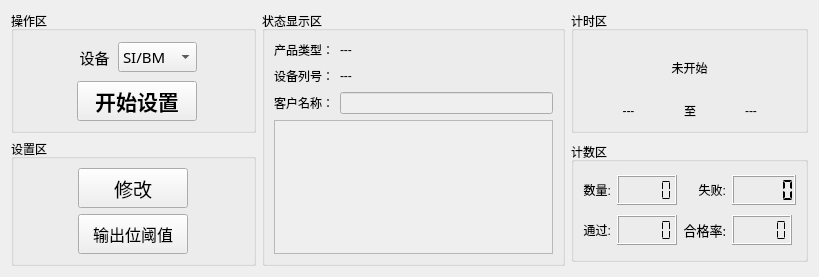
Before: the Qt Designer form MasterCtrlSet/home/home_workwid.ui in ChinaClever/PDU-Settings, drawn with Qt 5.
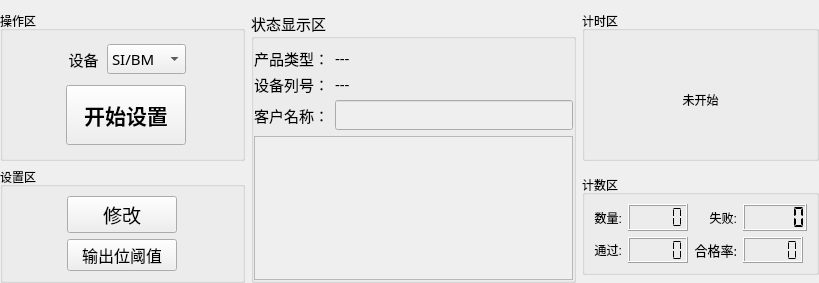
After: the same form once the commit is applied.

Commit message: 完成SI设置功能

```diff
--- a/MasterCtrlSet/home/home_workwid.ui
+++ b/MasterCtrlSet/home/home_workwid.ui
@@ -14,165 +14,36 @@
    <string>Form</string>
   </property>
   <layout class="QGridLayout" name="gridLayout">
-   <item row="0" column="0">
-    <widget class="QGroupBox" name="groupBox_5">
-     <property name="maximumSize">
-      <size>
-       <width>245</width>
-       <height>16777215</height>
-      </size>
-     </property>
-     <property name="title">
-      <string>操作区</string>
-     </property>
-     <layout class="QGridLayout" name="gridLayout_2">
-      <item row="0" column="0">
-       <spacer name="horizontalSpacer">
-        <property name="orientation">
-         <enum>Qt::Horizontal</enum>
-        </property>
-        <property name="sizeHint" stdset="0">
-         <size>
-          <width>50</width>
-          <height>20</height>
-         </size>
-        </property>
-       </spacer>
-      </item>
-      <item row="0" column="1">
-       <widget class="QLabel" name="label_9">
-        <property name="minimumSize">
-         <size>
-          <width>0</width>
-          <height>35</height>
-         </size>
-        </property>
-        <property name="maximumSize">
-         <size>
-          <width>35</width>
-          <height>35</height>
-         </size>
-        </property>
-        <property name="font">
-         <font>
-          <family>微软雅黑</family>
-          <pointsize>11</pointsize>
-         </font>
-        </property>
-        <property name="text">
-         <string>设备</string>
-        </property>
-        <property name="alignment">
-         <set>Qt::AlignCenter</set>
-        </property>
-       </widget>
-      </item>
-      <item row="0" column="2">
-       <widget class="QComboBox" name="typeComboBox">
-        <property name="minimumSize">
-         <size>
-          <width>0</width>
-          <height>30</height>
-         </size>
-        </property>
-        <property name="font">
-         <font>
-          <family>微软雅黑</family>
-          <pointsize>11</pointsize>
-         </font>
-        </property>
-        <item>
-         <property name="text">
-          <string>SI/BM</string>
-         </property>
-        </item>
-        <item>
-         <property name="text">
-          <string>IP-PDU</string>
-         </property>
-        </item>
-        <item>
-         <property name="text">
-          <string>MPDU</string>
-         </property>
-        </item>
-       </widget>
-      </item>
-      <item row="0" column="3">
-       <spacer name="horizontalSpacer_2">
-        <property name="orientation">
-         <enum>Qt::Horizontal</enum>
-        </property>
-        <property name="sizeHint" stdset="0">
-         <size>
-          <width>37</width>
-          <height>20</height>
-         </size>
-        </property>
-       </spacer>
-      </item>
-      <item row="1" column="0">
-       <spacer name="horizontalSpacer_4">
-        <property name="orientation">
-         <enum>Qt::Horizontal</enum>
-        </property>
-        <property name="sizeHint" stdset="0">
-         <size>
-          <width>54</width>
-          <height>20</height>
-         </size>
-        </property>
-       </spacer>
-      </item>
-      <item row="1" column="1" colspan="2">
-       <widget class="QPushButton" name="startBtn">
-        <property name="minimumSize">
-         <size>
-          <width>120</width>
-          <height>0</height>
-         </size>
-        </property>
-        <property name="maximumSize">
-         <size>
-          <width>200</width>
-          <height>80</height>
-         </size>
-        </property>
-        <property name="font">
-         <font>
-          <family>微软雅黑</family>
-          <pointsize>16</pointsize>
-          <weight>75</weight>
-          <bold>true</bold>
-         </font>
-        </property>
-        <property name="text">
-         <string>开始设置</string>
-        </property>
-       </widget>
-      </item>
-      <item row="1" column="3">
-       <spacer name="horizontalSpacer_3">
-        <property name="orientation">
-         <enum>Qt::Horizontal</enum>
-        </property>
-        <property name="sizeHint" stdset="0">
-         <size>
-          <width>40</width>
-          <height>20</height>
-         </size>
-        </property>
-       </spacer>
-      </item>
-     </layout>
-    </widget>
-   </item>
-   <item row="0" column="1" rowspan="2">
+   <property name="leftMargin">
+    <number>0</number>
+   </property>
+   <property name="rightMargin">
+    <number>0</number>
+   </property>
+   <property name="bottomMargin">
+    <number>0</number>
+   </property>
+   <item row="0" column="1" rowspan="3">
     <widget class="QGroupBox" name="groupBox_6">
+     <property name="font">
+      <font>
+       <family>微软雅黑</family>
+       <pointsize>11</pointsize>
+      </font>
+     </property>
      <property name="title">
       <string>状态显示区</string>
      </property>
      <layout class="QGridLayout" name="gridLayout_6">
+      <property name="leftMargin">
+       <number>0</number>
+      </property>
+      <property name="rightMargin">
+       <number>0</number>
+      </property>
+      <property name="bottomMargin">
+       <number>0</number>
+      </property>
       <item row="0" column="0">
        <widget class="QLabel" name="label_33">
         <property name="minimumSize">
@@ -288,8 +159,14 @@
      </layout>
     </widget>
    </item>
-   <item row="0" column="2">
+   <item row="0" column="2" rowspan="2">
     <widget class="QGroupBox" name="groupBox_1">
+     <property name="minimumSize">
+      <size>
+       <width>0</width>
+       <height>150</height>
+      </size>
+     </property>
      <property name="maximumSize">
       <size>
        <width>260</width>
@@ -300,10 +177,19 @@
       <string>计时区</string>
      </property>
      <layout class="QGridLayout" name="gridLayout_3">
+      <property name="leftMargin">
+       <number>0</number>
+      </property>
       <property name="topMargin">
        <number>10</number>
       </property>
-      <item row="0" column="0" colspan="3">
+      <property name="rightMargin">
+       <number>0</number>
+      </property>
+      <property name="bottomMargin">
+       <number>0</number>
+      </property>
+      <item row="0" column="0" colspan="2">
        <widget class="QLabel" name="timeLab">
         <property name="text">
          <string>未开始</string>
@@ -313,121 +199,15 @@
         </property>
        </widget>
       </item>
-      <item row="1" column="0">
-       <widget class="QLabel" name="startLab">
-        <property name="maximumSize">
-         <size>
-          <width>16777215</width>
-          <height>20</height>
-         </size>
-        </property>
-        <property name="text">
-         <string>---</string>
-        </property>
-        <property name="alignment">
-         <set>Qt::AlignCenter</set>
-        </property>
-       </widget>
-      </item>
-      <item row="1" column="1">
-       <widget class="QLabel" name="label_26">
-        <property name="maximumSize">
-         <size>
-          <width>20</width>
-          <height>20</height>
-         </size>
-        </property>
-        <property name="text">
-         <string>至</string>
-        </property>
-        <property name="alignment">
-         <set>Qt::AlignCenter</set>
-        </property>
-       </widget>
-      </item>
-      <item row="1" column="2">
-       <widget class="QLabel" name="endLab">
-        <property name="maximumSize">
-         <size>
-          <width>16777215</width>
-          <height>20</height>
-         </size>
-        </property>
-        <property name="text">
-         <string>---</string>
-        </property>
-        <property name="alignment">
-         <set>Qt::AlignCenter</set>
-        </property>
-       </widget>
-      </item>
      </layout>
     </widget>
    </item>
-   <item row="1" column="0">
-    <widget class="QGroupBox" name="groupBox_4">
-     <property name="title">
-      <string>设置区</string>
-     </property>
-     <layout class="QGridLayout" name="gridLayout_5">
-      <item row="0" column="0">
-       <widget class="QPushButton" name="setBtn">
-        <property name="minimumSize">
-         <size>
-          <width>0</width>
-          <height>40</height>
-         </size>
-        </property>
-        <property name="maximumSize">
-         <size>
-          <width>110</width>
-          <height>16777215</height>
-         </size>
-        </property>
-        <property name="font">
-         <font>
-          <pointsize>14</pointsize>
-         </font>
-        </property>
-        <property name="text">
-         <string>修改</string>
-        </property>
-       </widget>
-      </item>
-      <item row="1" column="0">
-       <widget class="QPushButton" name="outputBtn">
-        <property name="minimumSize">
-         <size>
-          <width>0</width>
-          <height>40</height>
-         </size>
-        </property>
-        <property name="maximumSize">
-         <size>
-          <width>110</width>
-          <height>16777215</height>
-         </size>
-        </property>
-        <property name="font">
-         <font>
-          <family>Agency FB</family>
-          <pointsize>12</pointsize>
-         </font>
-        </property>
-        <property name="text">
-         <string>输出位阈值</string>
-        </property>
-       </widget>
-      </item>
-     </layout>
-    </widget>
-   </item>
-   <item row="1" column="2">
+   <item row="2" column="2">
     <widget class="QGroupBox" name="groupBox_3">
      <property name="maximumSize">
       <size>
        <width>250</width>
-       <height>120</height>
+       <height>100</height>
       </size>
      </property>
      <property name="title">
@@ -580,6 +360,217 @@
      </layout>
     </widget>
    </item>
+   <item row="2" column="0">
+    <widget class="QGroupBox" name="groupBox_4">
+     <property name="title">
+      <string>设置区</string>
+     </property>
+     <layout class="QGridLayout" name="gridLayout_5">
+      <item row="0" column="0">
+       <widget class="QPushButton" name="setBtn">
+        <property name="minimumSize">
+         <size>
+          <width>0</width>
+          <height>30</height>
+         </size>
+        </property>
+        <property name="maximumSize">
+         <size>
+          <width>110</width>
+          <height>16777215</height>
+         </size>
+        </property>
+        <property name="font">
+         <font>
+          <pointsize>14</pointsize>
+         </font>
+        </property>
+        <property name="text">
+         <string>修改</string>
+        </property>
+       </widget>
+      </item>
+      <item row="1" column="0">
+       <widget class="QPushButton" name="outputBtn">
+        <property name="minimumSize">
+         <size>
+          <width>0</width>
+          <height>30</height>
+         </size>
+        </property>
+        <property name="maximumSize">
+         <size>
+          <width>110</width>
+          <height>16777215</height>
+         </size>
+        </property>
+        <property name="font">
+         <font>
+          <family>Agency FB</family>
+          <pointsize>12</pointsize>
+         </font>
+        </property>
+        <property name="text">
+         <string>输出位阈值</string>
+        </property>
+       </widget>
+      </item>
+     </layout>
+    </widget>
+   </item>
+   <item row="0" column="0" rowspan="2">
+    <widget class="QGroupBox" name="groupBox_5">
+     <property name="maximumSize">
+      <size>
+       <width>245</width>
+       <height>16777215</height>
+      </size>
+     </property>
+     <property name="title">
+      <string>操作区</string>
+     </property>
+     <layout class="QGridLayout" name="gridLayout_2">
+      <item row="0" column="0">
+       <spacer name="horizontalSpacer">
+        <property name="orientation">
+         <enum>Qt::Horizontal</enum>
+        </property>
+        <property name="sizeHint" stdset="0">
+         <size>
+          <width>50</width>
+          <height>20</height>
+         </size>
+        </property>
+       </spacer>
+      </item>
+      <item row="0" column="1">
+       <widget class="QLabel" name="label_9">
+        <property name="minimumSize">
+         <size>
+          <width>0</width>
+          <height>35</height>
+         </size>
+        </property>
+        <property name="maximumSize">
+         <size>
+          <width>35</width>
+          <height>35</height>
+         </size>
+        </property>
+        <property name="font">
+         <font>
+          <family>微软雅黑</family>
+          <pointsize>11</pointsize>
+         </font>
+        </property>
+        <property name="text">
+         <string>设备</string>
+        </property>
+        <property name="alignment">
+         <set>Qt::AlignCenter</set>
+        </property>
+       </widget>
+      </item>
+      <item row="0" column="2">
+       <widget class="QComboBox" name="typeComboBox">
+        <property name="minimumSize">
+         <size>
+          <width>0</width>
+          <height>30</height>
+         </size>
+        </property>
+        <property name="font">
+         <font>
+          <family>微软雅黑</family>
+          <pointsize>11</pointsize>
+         </font>
+        </property>
+        <item>
+         <property name="text">
+          <string>SI/BM</string>
+         </property>
+        </item>
+        <item>
+         <property name="text">
+          <string>IP-PDU</string>
+         </property>
+        </item>
+        <item>
+         <property name="text">
+          <string>MPDU</string>
+         </property>
+        </item>
+       </widget>
+      </item>
+      <item row="0" column="3">
+       <spacer name="horizontalSpacer_2">
+        <property name="orientation">
+         <enum>Qt::Horizontal</enum>
+        </property>
+        <property name="sizeHint" stdset="0">
+         <size>
+          <width>37</width>
+          <height>20</height>
+         </size>
+        </property>
+       </spacer>
+      </item>
+      <item row="1" column="0">
+       <spacer name="horizontalSpacer_4">
+        <property name="orientation">
+         <enum>Qt::Horizontal</enum>
+        </property>
+        <property name="sizeHint" stdset="0">
+         <size>
+          <width>54</width>
+          <height>20</height>
+         </size>
+        </property>
+       </spacer>
+      </item>
+      <item row="1" column="1" colspan="2">
+       <widget class="QPushButton" name="startBtn">
+        <property name="minimumSize">
+         <size>
+          <width>120</width>
+          <height>0</height>
+         </size>
+        </property>
+        <property name="maximumSize">
+         <size>
+          <width>200</width>
+          <height>60</height>
+         </size>
+        </property>
+        <property name="font">
+         <font>
+          <family>微软雅黑</family>
+          <pointsize>16</pointsize>
+          <weight>75</weight>
+          <bold>true</bold>
+         </font>
+        </property>
+        <property name="text">
+         <string>开始设置</string>
+        </property>
+       </widget>
+      </item>
+      <item row="1" column="3">
+       <spacer name="horizontalSpacer_3">
+        <property name="orientation">
+         <enum>Qt::Horizontal</enum>
+        </property>
+        <property name="sizeHint" stdset="0">
+         <size>
+          <width>40</width>
+          <height>20</height>
+         </size>
+        </property>
+       </spacer>
+      </item>
+     </layout>
+    </widget>
+   </item>
   </layout>
  </widget>
  <resources/>
```
The commit also changes 49 other files.
